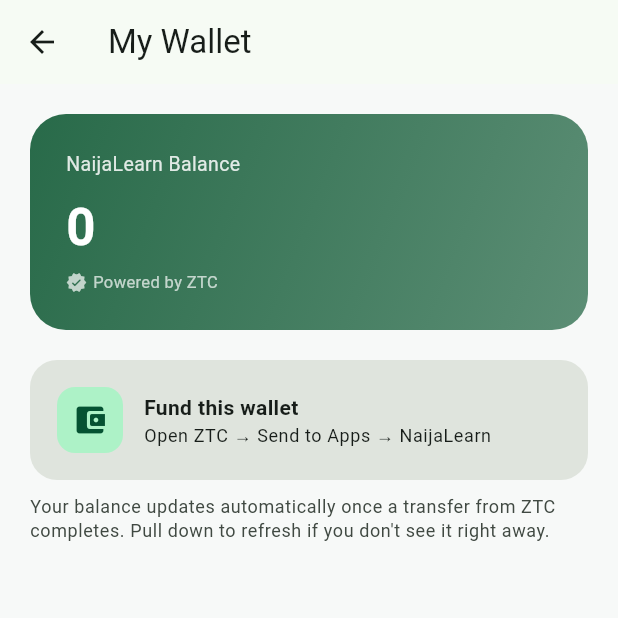
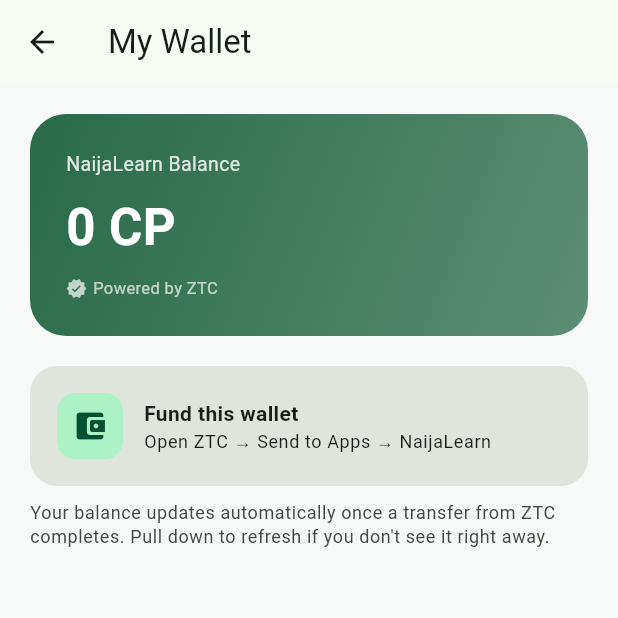
Before and after one commit to zetrasystemsq8-beep/naijalearn, a Flutter app: the WalletDisplayScreen screen opened directly, on a phone screen of 412 x 824 dp, the top half of it. Run offline on Flutter 3.47's test engine with Material 3 defaults, Android fonts, the phone set to English and light mode, and no system bars; our stand-ins replace flutter_dotenv, flutter_local_notifications, shared_preferences, supabase_flutter, timezone; accounts and stored records are empty.

Commit message:
Refactor balance handling and formatting in wallet display
Changed balance handling from double to int for raw balance. Updated formatting methods to display currency in 'CP' and 'Cent'.

```diff
--- a/lib/wallet_display.dart
+++ b/lib/wallet_display.dart
@@ -17,7 +17,7 @@
 }
 
 class _WalletDisplayScreenState extends State<WalletDisplayScreen> {
-  double? _balance;
+  int? _rawBalance; // raw Cent, source of truth
   bool _loading = true;
   String? _error;
 
@@ -34,7 +34,7 @@
     });
     try {
       final balance = await ZetraPay.getAppCurrencyBalance(ZetraPay.naijaLearnAppId);
-      setState(() => _balance = balance);
+      setState(() => _rawBalance = balance.round());
     } catch (e) {
       setState(() => _error = 'Could not load your wallet. Please try again.');
     } finally {
@@ -42,9 +42,15 @@
     }
   }
 
-  String _formatBalance(double balance) {
-    if (balance == balance.roundToDouble()) return balance.toStringAsFixed(0);
-    return balance.toStringAsFixed(2);
+  int get _cp => (_rawBalance ?? 0) ~/ 1000;
+  int get _cent => (_rawBalance ?? 0) % 1000;
+
+  String _formatCp(int cp) {
+    return cp.toString().replaceAllMapped(RegExp(r'(\d)(?=(\d{3})+$)'), (m) => '${m[1]},');
+  }
+
+  String _formatCent(int cent) {
+    return cent.toString().padLeft(3, '0');
   }
 
   @override
@@ -80,10 +86,21 @@
                                 style: TextStyle(color: Colors.white.withOpacity(0.85), fontSize: 13)),
                             const SizedBox(height: 8),
                             Text(
-                              _balance != null ? _formatBalance(_balance!) : '—',
+                              _rawBalance != null ? '${_formatCp(_cp)} CP' : '—',
                               style: const TextStyle(fontSize: 34, fontWeight: FontWeight.bold, color: Colors.white),
                             ),
-                            const SizedBox(height: 4),
+                            if (_rawBalance != null && _cent > 0) ...[
+                              const SizedBox(height: 2),
+                              Text(
+                                '+ ${_formatCent(_cent)} Cent',
+                                style: TextStyle(
+                                  fontSize: 15,
+                                  fontWeight: FontWeight.w600,
+                                  color: Colors.white.withOpacity(0.85),
+                                ),
+                              ),
+                            ],
+                            const SizedBox(height: 8),
                             Row(
                               children: [
                                 const Icon(Icons.verified_rounded, size: 14, color: Colors.white70),
```
